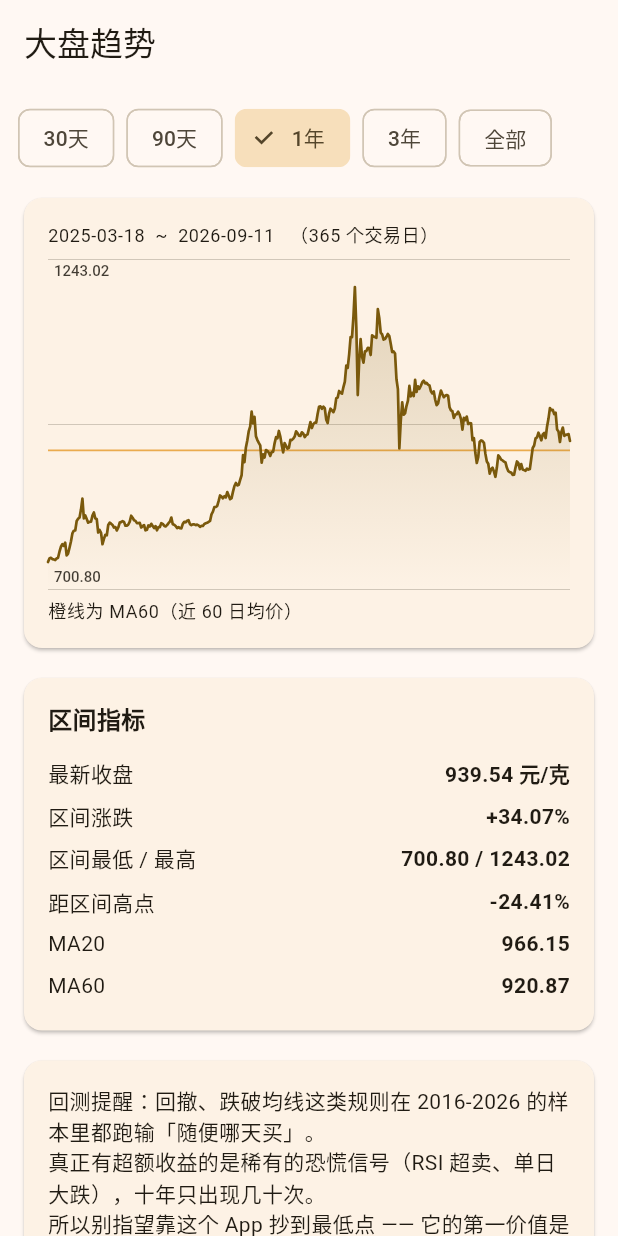
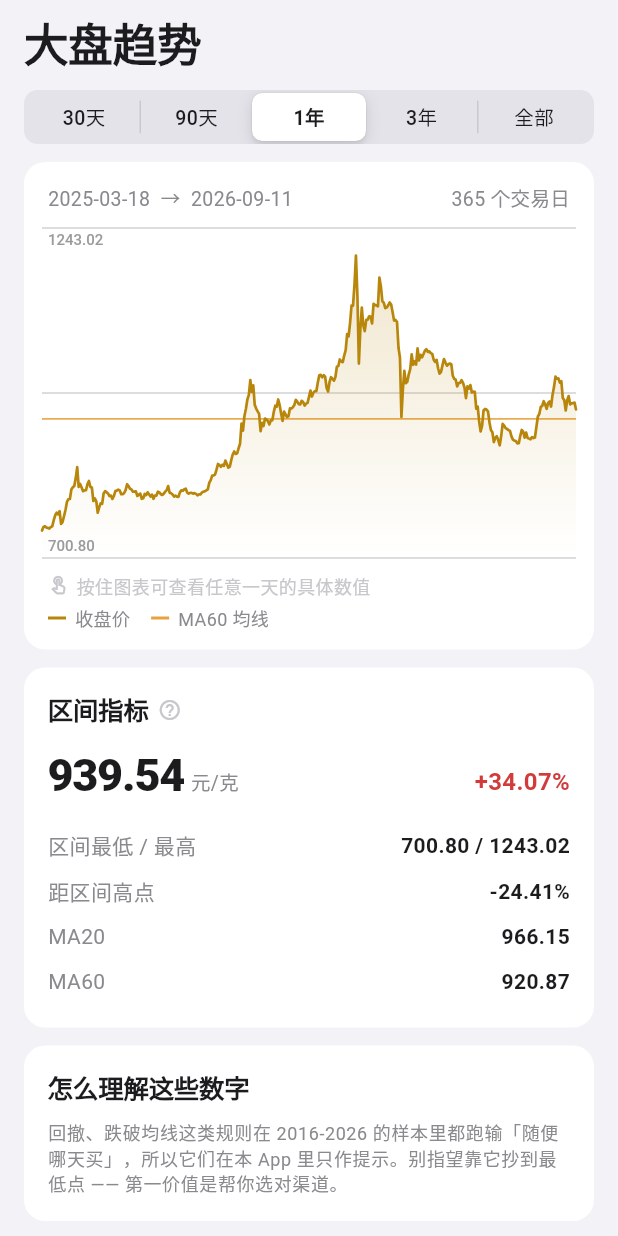
Before and after one commit to liangok/gold-price-monitor, a Flutter app: the TrendPage screen opened directly with empty values, on a phone screen of 412 x 824 dp. Run offline on Flutter 3.47's test engine with Material 3 defaults, Android fonts, the light colour scheme and no system bars; our stand-ins replace flutter_local_notifications, shared_preferences; missing offline and left inert: workmanager; accounts and stored records are empty; network calls fail.

Commit message:
feat(ui): iOS 主题 + CupertinoTabBar + 趋势页改版(分段控件/图表交互提示/图例/层级化指标) + 补 cupertino_icons 字体

```diff
--- a/app/lib/main.dart
+++ b/app/lib/main.dart
@@ -1,5 +1,6 @@
 import 'dart:async';
 
+import 'package:flutter/cupertino.dart' as cupertino;
 import 'package:flutter/material.dart';
 
 import 'config.dart';
@@ -10,6 +11,7 @@ import 'services/background_worker.dart';
 import 'services/notification_service.dart';
 import 'ui/home_page.dart';
 import 'ui/settings_page.dart';
+import 'ui/theme.dart';
 import 'ui/tools_page.dart';
 import 'ui/trend_page.dart';
 
@@ -67,10 +69,7 @@ class GoldPriceApp extends StatelessWidget {
     return MaterialApp(
       title: '金价监控',
       debugShowCheckedModeBanner: false,
-      theme: ThemeData(
-        useMaterial3: true,
-        colorSchemeSeed: const Color(0xFFB8860B),
-      ),
+      theme: buildIosLikeTheme(),
       home: const RootShell(),
     );
   }
@@ -99,14 +98,33 @@ class _RootShellState extends State<RootShell> {
           const SettingsPage(),
         ],
       ),
-      bottomNavigationBar: NavigationBar(
-        selectedIndex: _index,
-        onDestinationSelected: (int i) => setState(() => _index = i),
-        destinations: const <NavigationDestination>[
-          NavigationDestination(icon: Icon(Icons.today), label: '今日'),
-          NavigationDestination(icon: Icon(Icons.show_chart), label: '趋势'),
-          NavigationDestination(icon: Icon(Icons.calculate), label: '工具'),
-          NavigationDestination(icon: Icon(Icons.notifications), label: '提醒'),
+      // iOS 风格标签栏（CupertinoTabBar），与灰底白卡的整体观感一致。
+      bottomNavigationBar: cupertino.CupertinoTabBar(
+        currentIndex: _index,
+        onTap: (int i) => setState(() => _index = i),
+        backgroundColor: IosColors.card,
+        activeColor: IosColors.gold,
+        inactiveColor: IosColors.secondaryLabel,
+        border: const Border(
+          top: BorderSide(color: IosColors.separator, width: 0.5),
+        ),
+        items: const <cupertino.BottomNavigationBarItem>[
+          cupertino.BottomNavigationBarItem(
+            icon: Icon(cupertino.CupertinoIcons.time),
+            label: '今日',
+          ),
+          cupertino.BottomNavigationBarItem(
+            icon: Icon(cupertino.CupertinoIcons.chart_bar_alt_fill),
+            label: '趋势',
+          ),
+          cupertino.BottomNavigationBarItem(
+            icon: Icon(cupertino.CupertinoIcons.function),
+            label: '工具',
+          ),
+          cupertino.BottomNavigationBarItem(
+            icon: Icon(cupertino.CupertinoIcons.bell),
+            label: '提醒',
+          ),
         ],
       ),
     );
--- a/app/lib/ui/trend_page.dart
+++ b/app/lib/ui/trend_page.dart
@@ -1,8 +1,11 @@
+import 'package:flutter/cupertino.dart' as cupertino;
 import 'package:flutter/material.dart';
 import 'package:goldprice_domain/goldprice_domain.dart';
 
 import '../data/repository.dart';
+import 'theme.dart';
 import 'widgets/price_line_chart.dart';
+import 'widgets/ios_card.dart';
 
 class TrendPage extends StatefulWidget {
   final GoldRepository repository;
@@ -18,13 +21,22 @@ class _TrendPageState extends State<TrendPage> {
       widget.repository.loadBenchmarkHistory();
   int _rangeDays = 365;
 
-  static const List<List<Object>> _options = <List<Object>>[
-    <Object>['30天', 30],
-    <Object>['90天', 90],
-    <Object>['1年', 365],
-    <Object>['3年', 1095],
-    <Object>['全部', 100000],
-  ];
+  static const List<int> _ranges = <int>[30, 90, 365, 1095, 100000];
+
+  String _rangeLabel(int days) {
+    switch (days) {
+      case 30:
+        return '30天';
+      case 90:
+        return '90天';
+      case 365:
+        return '1年';
+      case 1095:
+        return '3年';
+      default:
+        return '全部';
+    }
+  }
 
   @override
   Widget build(BuildContext context) {
@@ -40,110 +52,153 @@ class _TrendPageState extends State<TrendPage> {
           if (snap.hasError || !snap.hasData) {
             return Center(child: Text('加载失败：${snap.error}'));
           }
-          final history = snap.data!;
-          final total = history.records.length;
-          final take = _rangeDays < total ? _rangeDays : total;
-          final records = history.records.sublist(total - take);
-          final closes = records.map((BenchmarkRecord r) => r.close).toList();
+          final BenchmarkHistory history = snap.data!;
+          final int total = history.records.length;
+          final int take = _rangeDays < total ? _rangeDays : total;
+          final List<BenchmarkRecord> records =
+              history.records.sublist(total - take);
+          final List<double> closes =
+              records.map((BenchmarkRecord r) => r.close).toList();
+          final List<String> dates =
+              records.map((BenchmarkRecord r) => r.date).toList();
 
-          var minValue = closes.first;
-          var maxValue = closes.first;
-          for (final v in closes) {
+          double minValue = closes.first;
+          double maxValue = closes.first;
+          for (final double v in closes) {
             if (v < minValue) minValue = v;
             if (v > maxValue) maxValue = v;
           }
-          final changePct = closes.last / closes.first - 1.0;
-          final drawdown = closes.last / maxValue - 1.0;
-          final ma20 = _tailAverage(closes, 20);
-          final ma60 = _tailAverage(closes, 60);
+          final double changePct = closes.last / closes.first - 1.0;
+          final double drawdown = closes.last / maxValue - 1.0;
+          final double? ma20 = _tailAverage(closes, 20);
+          final double? ma60 = _tailAverage(closes, 60);
 
           return ListView(
-            padding: const EdgeInsets.all(12),
+            padding: const EdgeInsets.fromLTRB(
+                IosMetrics.pagePadding, 4, IosMetrics.pagePadding, 32),
             children: <Widget>[
-              Wrap(
-                spacing: 8,
-                children: _options.map((List<Object> opt) {
-                  final int days = opt[1] as int;
-                  return ChoiceChip(
-                    label: Text(opt[0] as String),
-                    selected: _rangeDays == days,
-                    onSelected: (_) => setState(() => _rangeDays = days),
-                  );
-                }).toList(),
+              cupertino.CupertinoSlidingSegmentedControl<int>(
+                groupValue: _rangeDays,
+                backgroundColor: const Color(0x1F767680),
+                thumbColor: IosColors.card,
+                onValueChanged: (int? value) {
+                  if (value != null) setState(() => _rangeDays = value);
+                },
+                children: <int, Widget>{
+                  for (final int days in _ranges)
+                    days: Padding(
+                      padding: const EdgeInsets.symmetric(vertical: 6),
+                      child: Text(_rangeLabel(days),
+                          style: const TextStyle(fontSize: 13)),
                     ),
-              const SizedBox(height: 12),
-              Card(
-                child: Padding(
-                  padding: const EdgeInsets.all(16),
+                },
+              ),
+              const SizedBox(height: IosMetrics.cardGap),
+              IosCard(
+                padding: const EdgeInsets.fromLTRB(12, 14, 12, 12),
                 child: Column(
                   crossAxisAlignment: CrossAxisAlignment.start,
                   children: <Widget>[
+                    Padding(
+                      padding: const EdgeInsets.symmetric(horizontal: 4),
+                      child: Row(
+                        children: <Widget>[
                           Text(
-                        '${records.first.date}  ~  ${records.last.date}   （$take 个交易日）',
-                        style: Theme.of(context).textTheme.bodySmall,
+                            '${dates.first}  →  ${dates.last}',
+                            style: const TextStyle(
+                                fontSize: 13, color: IosColors.secondaryLabel),
                           ),
-                      const SizedBox(height: 8),
+                          const Spacer(),
+                          Text('$take 个交易日',
+                              style: const TextStyle(
+                                  fontSize: 13,
+                                  color: IosColors.secondaryLabel)),
+                        ],
+                      ),
+                    ),
+                    const SizedBox(height: 10),
                     SizedBox(
                       height: 220,
                       child: PriceLineChart(
                         values: closes,
-                          labels: records
-                              .map((BenchmarkRecord r) => r.date)
-                              .toList(),
-                          lineColor: Theme.of(context).colorScheme.primary,
+                        labels: dates,
+                        lineColor: IosColors.gold,
                         averageLine: ma60,
                         unit: '元/克',
                       ),
                     ),
-                      const SizedBox(height: 6),
+                    const SizedBox(height: 10),
+                    const Padding(
+                      padding: EdgeInsets.symmetric(horizontal: 4),
+                      child: Row(
+                        children: <Widget>[
+                          Icon(Icons.touch_app_outlined,
+                              size: 14, color: IosColors.tertiaryLabel),
+                          SizedBox(width: 5),
                           Text(
-                        '橙线为 MA60（近 60 日均价）',
-                        style: Theme.of(context).textTheme.bodySmall,
+                            '按住图表可查看任意一天的具体数值',
+                            style: TextStyle(
+                                fontSize: 12,
+                                color: IosColors.tertiaryLabel),
                           ),
                         ],
                       ),
                     ),
-              ),
-              const SizedBox(height: 12),
-              Card(
-                child: Padding(
-                  padding: const EdgeInsets.all(16),
-                  child: Column(
-                    crossAxisAlignment: CrossAxisAlignment.start,
+                    const SizedBox(height: 4),
+                    Padding(
+                      padding: const EdgeInsets.symmetric(horizontal: 4),
+                      child: Row(
                         children: <Widget>[
-                      const Text('区间指标',
+                          Container(width: 12, height: 2, color: IosColors.gold),
+                          const SizedBox(width: 6),
+                          const Text('收盘价',
                               style: TextStyle(
-                              fontWeight: FontWeight.bold, fontSize: 16)),
-                      const SizedBox(height: 10),
-                      _metric(context, '最新收盘',
-                          '${closes.last.toStringAsFixed(2)} 元/克'),
-                      _metric(context, '区间涨跌',
-                          '${changePct >= 0 ? '+' : ''}${(changePct * 100).toStringAsFixed(2)}%'),
-                      _metric(context, '区间最低 / 最高',
-                          '${minValue.toStringAsFixed(2)} / ${maxValue.toStringAsFixed(2)}'),
-                      _metric(context, '距区间高点',
-                          '${(drawdown * 100).toStringAsFixed(2)}%'),
-                      _metric(context, 'MA20',
-                          ma20 == null ? 'n/a' : ma20.toStringAsFixed(2)),
-                      _metric(context, 'MA60',
-                          ma60 == null ? 'n/a' : ma60.toStringAsFixed(2)),
+                                  fontSize: 12,
+                                  color: IosColors.secondaryLabel)),
+                          const SizedBox(width: 14),
+                          Container(
+                              width: 12,
+                              height: 2,
+                              color: const Color(0xFFE8A33D)),
+                          const SizedBox(width: 6),
+                          const Text('MA60 均线',
+                              style: TextStyle(
+                                  fontSize: 12,
+                                  color: IosColors.secondaryLabel)),
                         ],
                       ),
                     ),
-              ),
-              const SizedBox(height: 12),
-              Card(
-                child: Padding(
-                  padding: const EdgeInsets.all(16),
-                  child: Text(
-                    '回测提醒：回撤、跌破均线这类规则在 2016-2026 的样本里都跑输「随便哪天买」。\n'
-                    '真正有超额收益的是稀有的恐慌信号（RSI 超卖、单日大跌），十年只出现几十次。\n'
-                    '所以别指望靠这个 App 抄到最低点 —— 它的第一价值是帮你选对渠道。',
-                    style: Theme.of(context).textTheme.bodyMedium,
+                  ],
                 ),
               ),
+              const SizedBox(height: IosMetrics.cardGap),
+              IosCard(
+                title: '区间指标',
+                info: '均线、涨跌、回撤都只描述「已经发生了什么」。'
+                    '回测显示这类指标并不能预测后续走势 —— 真正有超额收益的是罕见的恐慌日。',
+                child: Column(
+                  children: <Widget>[
+                    _heroMetric(context, closes.last, changePct),
+                    const SizedBox(height: 10),
+                    _metricRow('区间最低 / 最高',
+                        '${minValue.toStringAsFixed(2)} / ${maxValue.toStringAsFixed(2)}'),
+                    _metricRow('距区间高点',
+                        '${(drawdown * 100).toStringAsFixed(2)}%'),
+                    _metricRow('MA20', ma20?.toStringAsFixed(2) ?? '—'),
+                    _metricRow('MA60', ma60?.toStringAsFixed(2) ?? '—'),
+                  ],
                 ),
-              const SizedBox(height: 24),
+              ),
+              const SizedBox(height: IosMetrics.cardGap),
+              IosCard(
+                title: '怎么理解这些数字',
+                child: Text(
+                  '回撤、跌破均线这类规则在 2016-2026 的样本里都跑输「随便哪天买」，'
+                  '所以它们在本 App 里只作提示。'
+                  '别指望靠它抄到最低点 —— 第一价值是帮你选对渠道。',
+                  style: Theme.of(context).textTheme.bodySmall,
+                ),
+              ),
             ],
           );
         },
@@ -151,27 +206,66 @@ class _TrendPageState extends State<TrendPage> {
     );
   }
 
+  Widget _heroMetric(BuildContext context, double close, double changePct) {
+    final bool up = changePct >= 0;
+    return Row(
+      crossAxisAlignment: CrossAxisAlignment.baseline,
+      textBaseline: TextBaseline.alphabetic,
+      children: <Widget>[
+        Text(
+          close.toStringAsFixed(2),
+          style: const TextStyle(
+            fontSize: 30,
+            fontWeight: FontWeight.w800,
+            letterSpacing: -0.8,
+            color: IosColors.label,
+            fontFeatures: <FontFeature>[FontFeature.tabularFigures()],
+          ),
+        ),
+        const SizedBox(width: 4),
+        const Text('元/克',
+            style: TextStyle(fontSize: 13, color: IosColors.secondaryLabel)),
+        const Spacer(),
+        Text(
+          '${up ? '+' : ''}${(changePct * 100).toStringAsFixed(2)}%',
+          style: TextStyle(
+            fontSize: 16,
+            fontWeight: FontWeight.w700,
+            color: up ? IosColors.up : IosColors.down,
+          ),
+        ),
+      ],
+    );
+  }
+
+  Widget _metricRow(String label, String value) {
+    return Padding(
+      padding: const EdgeInsets.symmetric(vertical: 5),
+      child: Row(
+        children: <Widget>[
+          Expanded(
+            child: Text(label,
+                style: const TextStyle(
+                    fontSize: 14, color: IosColors.secondaryLabel)),
+          ),
+          Text(value,
+              style: const TextStyle(
+                fontSize: 14,
+                fontWeight: FontWeight.w600,
+                color: IosColors.label,
+                fontFeatures: <FontFeature>[FontFeature.tabularFigures()],
+              )),
+        ],
+      ),
+    );
+  }
+
   double? _tailAverage(List<double> values, int n) {
     if (values.length < n) return null;
-    var sum = 0.0;
-    for (var i = values.length - n; i < values.length; i++) {
+    double sum = 0;
+    for (int i = values.length - n; i < values.length; i++) {
       sum += values[i];
     }
     return sum / n;
   }
-
-  Widget _metric(BuildContext context, String label, String value) {
-    return Padding(
-      padding: const EdgeInsets.symmetric(vertical: 4),
-      child: Row(
-        children: <Widget>[
-          Expanded(
-            child: Text(label,
-                style: Theme.of(context).textTheme.bodyMedium),
-          ),
-          Text(value, style: const TextStyle(fontWeight: FontWeight.w600)),
-        ],
-      ),
-    );
 }
-}
--- a/app/pubspec.yaml
+++ b/app/pubspec.yaml
@@ -7,6 +7,7 @@ environment:
   sdk: ">=3.5.0 <4.0.0"
 
 dependencies:
+  cupertino_icons: ^1.0.9
   flutter:
     sdk: flutter
   flutter_local_notifications: ^22.3.1
```
Also changed, not shown: app/pubspec.lock. Lines whose indentation alone changed are shown as unchanged.
